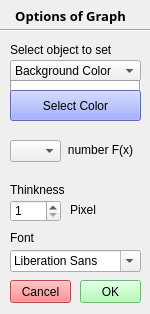
First picture: the form in TaskManager/OptionMenuPlotter.ui, repository IvSU-ITOP/TestDriver_Small, before the edit.
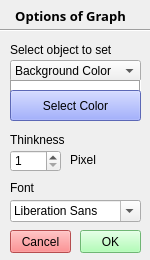
Second picture: the form after the edit. Icons and pictures are not drawn.

The edit to the form file:
```diff
--- a/TaskManager/OptionMenuPlotter.ui
+++ b/TaskManager/OptionMenuPlotter.ui
@@ -7,7 +7,7 @@
     <x>0</x>
     <y>0</y>
     <width>150</width>
-    <height>314</height>
+    <height>260</height>
    </rect>
   </property>
   <property name="windowTitle">
@@ -21,7 +21,7 @@
    <property name="geometry">
     <rect>
      <x>80</x>
-     <y>280</y>
+     <y>230</y>
      <width>61</width>
      <height>23</height>
     </rect>
@@ -37,7 +37,7 @@
    <property name="geometry">
     <rect>
      <x>10</x>
-     <y>280</y>
+     <y>230</y>
      <width>61</width>
      <height>23</height>
     </rect>
@@ -53,7 +53,7 @@
    <property name="geometry">
     <rect>
      <x>10</x>
-     <y>250</y>
+     <y>200</y>
      <width>131</width>
      <height>22</height>
     </rect>
@@ -63,7 +63,7 @@
    <property name="geometry">
     <rect>
      <x>10</x>
-     <y>200</y>
+     <y>150</y>
      <width>51</width>
      <height>22</height>
     </rect>
@@ -79,7 +79,7 @@
    <property name="geometry">
     <rect>
      <x>10</x>
-     <y>180</y>
+     <y>130</y>
      <width>71</width>
      <height>20</height>
     </rect>
@@ -92,7 +92,7 @@
    <property name="geometry">
     <rect>
      <x>10</x>
-     <y>230</y>
+     <y>180</y>
      <width>91</width>
      <height>16</height>
     </rect>
@@ -105,7 +105,7 @@
    <property name="geometry">
     <rect>
      <x>70</x>
-     <y>200</y>
+     <y>150</y>
      <width>31</width>
      <height>20</height>
     </rect>
@@ -114,32 +114,6 @@
     <string>Pixel</string>
    </property>
   </widget>
-  <widget class="QComboBox" name="comboBox">
-   <property name="geometry">
-    <rect>
-     <x>10</x>
-     <y>140</y>
-     <width>51</width>
-     <height>22</height>
-    </rect>
-   </property>
-  </widget>
-  <widget class="QLabel" name="fx">
-   <property name="geometry">
-    <rect>
-     <x>60</x>
-     <y>140</y>
-     <width>81</width>
-     <height>20</height>
-    </rect>
-   </property>
-   <property name="text">
-    <string>number F(x)</string>
-   </property>
-   <property name="alignment">
-    <set>Qt::AlignCenter</set>
-   </property>
-  </widget>
   <widget class="QPushButton" name="select_color_btn">
    <property name="geometry">
     <rect>
```
Left out of the diff: 7 changed lines with no effect on the pictures.
